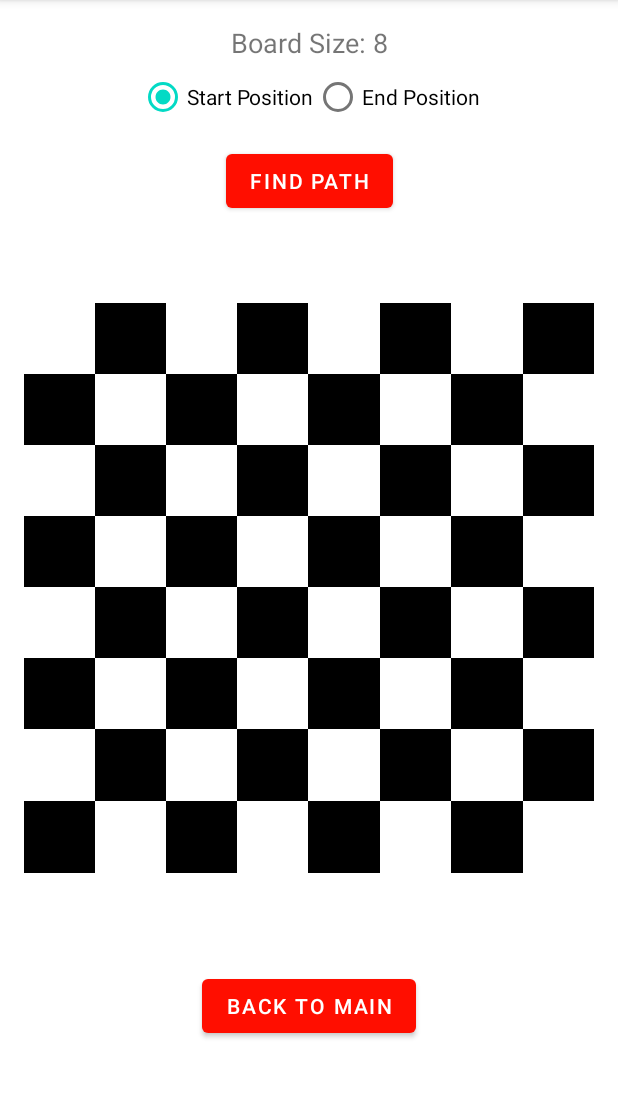
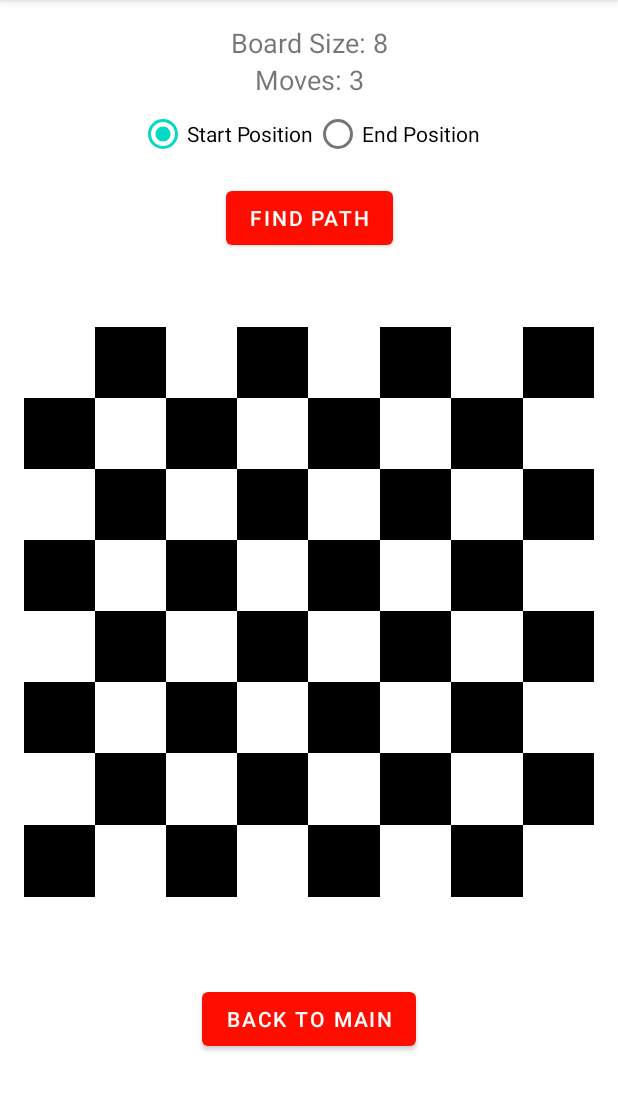
Before and after one commit to ilianna7/chessapp, an Android app: the ChessboardActivity screen opened directly, with no data from a screen before it, after a tap on "FIND PATH", on a phone screen of 412 x 824 dp, the part 84-1195 px from its top. Run offline under Robolectric (Android 15) with nearby library versions, the phone set to English and light mode, and no system bars.

Commit message:
#3 - Added the finding path algorithm

```diff
--- a/app/build.gradle.kts
+++ b/app/build.gradle.kts
@@ -64,8 +64,9 @@ dependencies {
     implementation("androidx.navigation:navigation-fragment-ktx:2.5.3")
     implementation("androidx.navigation:navigation-ui-ktx:2.5.3")
 
-    // Required for ViewModelProvider.Factory
-    implementation("androidx.lifecycle:lifecycle-viewmodel-savedstate:2.8.3")
+    // Coroutines
+    implementation("org.jetbrains.kotlinx:kotlinx-coroutines-core:1.7.3")
+    implementation("org.jetbrains.kotlinx:kotlinx-coroutines-android:1.7.3")
 
     // SplashScreen
     implementation("androidx.core:core-splashscreen:1.0.0")
--- a/app/src/main/java/com/example/chessapp/chessboard/ChessboardActivity.kt
+++ b/app/src/main/java/com/example/chessapp/chessboard/ChessboardActivity.kt
@@ -24,9 +24,12 @@ class ChessboardActivity : AppCompatActivity() {
         val boardSize = intent.getIntExtra("EXTRA_BOARD_SIZE", 8)
         val moves = intent.getIntExtra("EXTRA_MOVES", 3)
 
-        // Bind the TextView to show board size
+        // Bind the TextView to show board size & moves
         val boardTextView: TextView = findViewById(R.id.boardTextView)
         boardTextView.text = getString(R.string.board_size_text, boardSize)
+
+        val movesTextView: TextView = findViewById(R.id.movesTextView)
+        movesTextView.text = getString(R.string.moves_text, moves)
 
         // Set up the ViewModel with the data
         viewModel.setBoardSize(boardSize)
@@ -72,23 +75,33 @@ class ChessboardActivity : AppCompatActivity() {
         // Observe the invalidSelection LiveData
         viewModel.invalidSelection.observe(this, Observer { isInvalid ->
             if (isInvalid) {
-                // Show an error message or handle invalid selection case
                 showInvalidSelectionMessage()
+            }
+        })
+
+        // Observe the paths LiveData
+        viewModel.paths.observe(this, Observer { paths ->
+            if (paths.isNotEmpty()) {
+                // Handle the paths, e.g., display them to the user
+                Toast.makeText(this, "${paths.size} paths found", Toast.LENGTH_SHORT).show()
+            } else {
+                showNoSolutionMessage()
+            }
+        })
+
+        viewModel.paths.observe(this, Observer { paths ->
+            if (paths.isNotEmpty()) {
+                // Handle the paths, e.g., display them to the user
+                Toast.makeText(this, "${paths.size} paths found", Toast.LENGTH_SHORT).show()
+            } else {
+                showNoSolutionMessage()
             }
         })
 
         // Set up the Find Path button
         val findPathButton: Button = findViewById(R.id.btnFindPath)
         findPathButton.setOnClickListener {
-            val start = viewModel.startPosition.value
-            val end = viewModel.endPosition.value
-
-            if (start == null || end == null) {
-                Toast.makeText(this, R.string.set_both_positions, Toast.LENGTH_SHORT).show()
-            } else {
-                // Logic to find the path would go here. For now, we'll just show a success message.
-                Toast.makeText(this, "Path found successfully!", Toast.LENGTH_SHORT).show()
-            }
+            viewModel.findPaths()
         }
     }
 
@@ -96,4 +109,9 @@ class ChessboardActivity : AppCompatActivity() {
         // Show a message to the user that the start and end positions cannot be the same
         Toast.makeText(this, R.string.show_invalid_selection_message, Toast.LENGTH_SHORT).show()
     }
+
+    private fun showNoSolutionMessage() {
+        // Show a message to the user that no solutions were found
+        Toast.makeText(this, R.string.no_solution_message, Toast.LENGTH_SHORT).show()
+    }
 }
--- a/app/src/main/res/layout/activity_chessboard.xml
+++ b/app/src/main/res/layout/activity_chessboard.xml
@@ -8,9 +8,16 @@
         android:id="@+id/boardTextView"
         android:layout_width="wrap_content"
         android:layout_height="wrap_content"
-        android:text="@{`Board Size: ${viewModel.boardSize.value ?: 8}`}"
         android:textSize="@dimen/default_text_size"
         app:layout_constraintTop_toTopOf="parent"
+        app:layout_constraintEnd_toEndOf="parent"
+        app:layout_constraintStart_toStartOf="parent" />
+    <TextView
+        android:id="@+id/movesTextView"
+        android:layout_width="wrap_content"
+        android:layout_height="wrap_content"
+        android:textSize="@dimen/default_text_size"
+        app:layout_constraintTop_toBottomOf="@id/boardTextView"
         app:layout_constraintEnd_toEndOf="parent"
         app:layout_constraintStart_toStartOf="parent" />
 
@@ -18,7 +25,7 @@
         android:id="@+id/radioGroup"
         android:layout_width="wrap_content"
         android:layout_height="wrap_content"
-        app:layout_constraintTop_toBottomOf="@id/boardTextView"
+        app:layout_constraintTop_toBottomOf="@id/movesTextView"
         app:layout_constraintStart_toStartOf="parent"
         app:layout_constraintEnd_toEndOf="parent"
         android:orientation="horizontal">
--- a/app/src/main/res/values/strings.xml
+++ b/app/src/main/res/values/strings.xml
@@ -17,6 +17,7 @@
     <string name="start_position">Start Position</string>
     <string name="show_invalid_selection_message">Start and end positions cannot be the same.</string>
     <string name="set_both_positions">Please set both start and end positions.</string>
+    <string name="no_solution_message">No solution found for the given positions and moves.</string>
 
 
 <!--    Input Screens-->
```
Also changed, not shown: app/src/main/java/com/example/chessapp/chessboard/ChessboardViewModel.kt (+31 -1 lines), app/src/main/java/com/example/chessapp/chessboard/KnightPathfinder.kt (added, +46 -0 lines).
